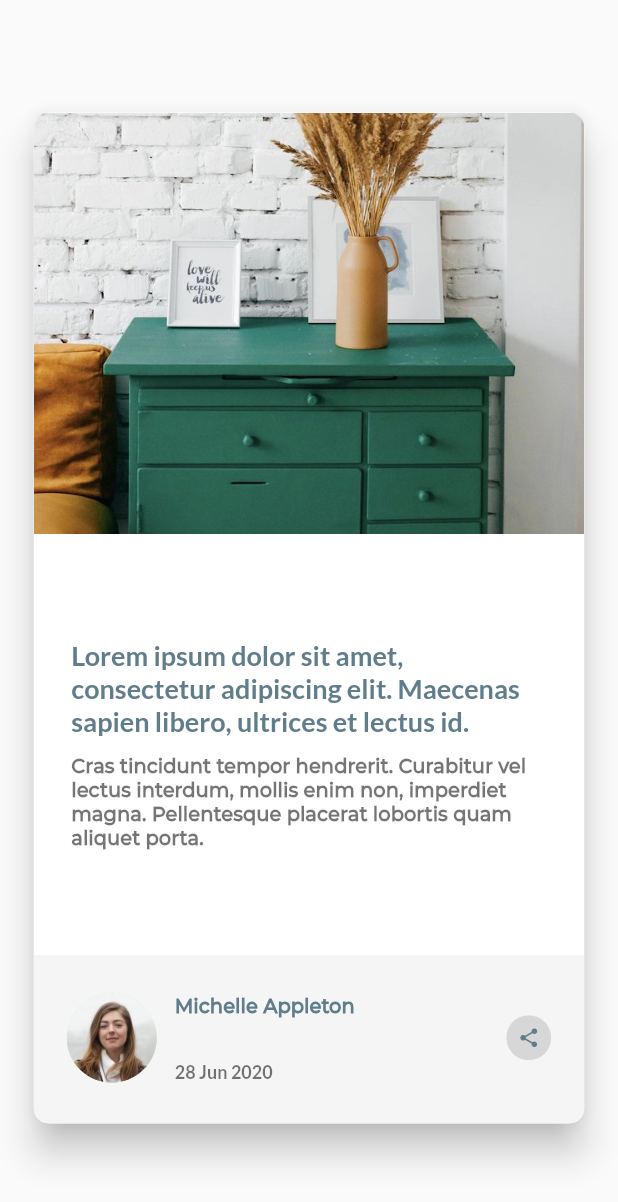
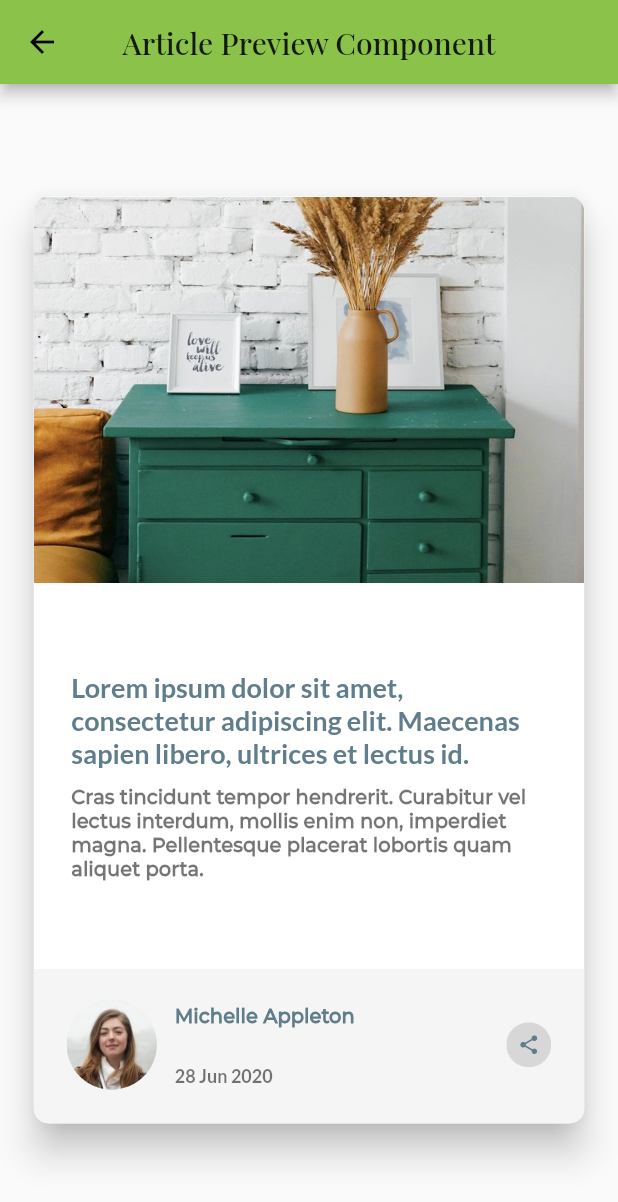
Before and after one commit to shaw8wit/flutter-ui, a Flutter app: the ArticlePreviewComponent screen opened directly, on a phone screen of 412 x 824 dp. Shown: the top 1202 px of the screen. Run offline on Flutter 3.47's test engine with Material 2 defaults, Android fonts, the phone set to English and light mode, and no system bars.

Commit message:
project structured

```diff
--- a/lib/article_preview_component/article_preview_component.dart
+++ b/lib/article_preview_component/article_preview_component.dart
@@ -4,6 +4,8 @@ import 'package:flutter_ui/article_preview_component/widgets/share.dart';
 import 'package:flutter_ui/article_preview_component/widgets/text.dart';
 
 class ArticlePreviewComponent extends StatelessWidget {
+  static const routeName = '/articlePreviewComponent';
+
   Widget horizontalComponent() {
     return Row(
       children: [
@@ -35,7 +37,12 @@ class ArticlePreviewComponent extends StatelessWidget {
   Widget build(BuildContext context) {
     var size = MediaQuery.of(context).size.aspectRatio;
     bool aspect = size > 1;
-    return Card(
+    return Scaffold(
+      appBar: AppBar(
+        title: Text("Article Preview Component"),
+        centerTitle: true,
+      ),
+      body: Card(
         elevation: 10,
         margin: EdgeInsets.symmetric(
           horizontal: size *
@@ -54,6 +61,7 @@ class ArticlePreviewComponent extends StatelessWidget {
           borderRadius: BorderRadius.circular(10),
           child: aspect ? horizontalComponent() : verticalComponent(),
         ),
+      ),
     );
   }
 }
```
Also changed, not shown: lib/home.dart (added, +32 -0 lines), lib/main.dart (+9 -18 lines). Lines whose indentation alone changed are shown as unchanged.
